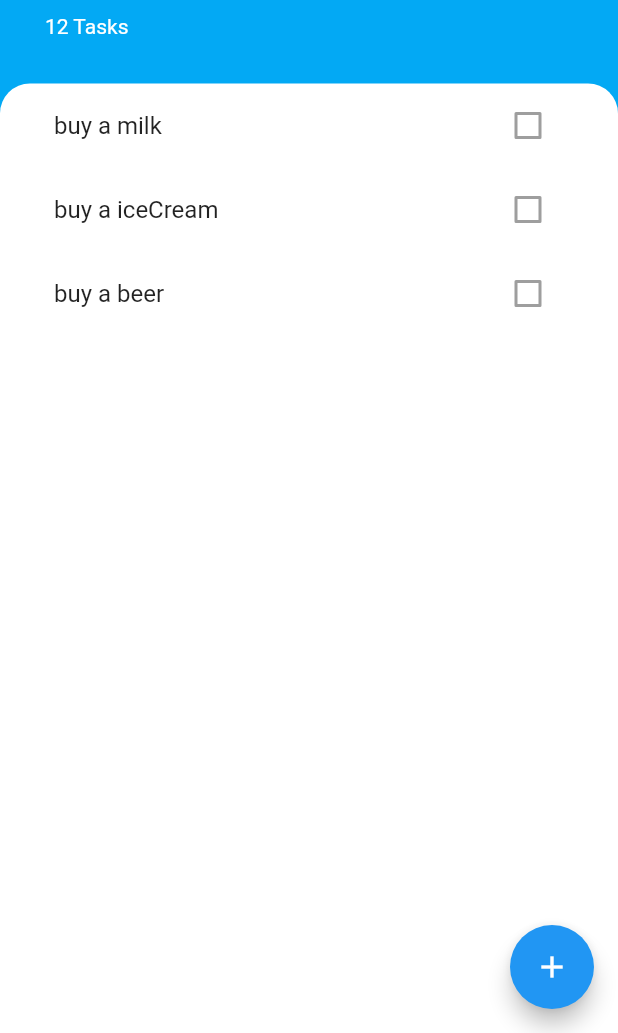
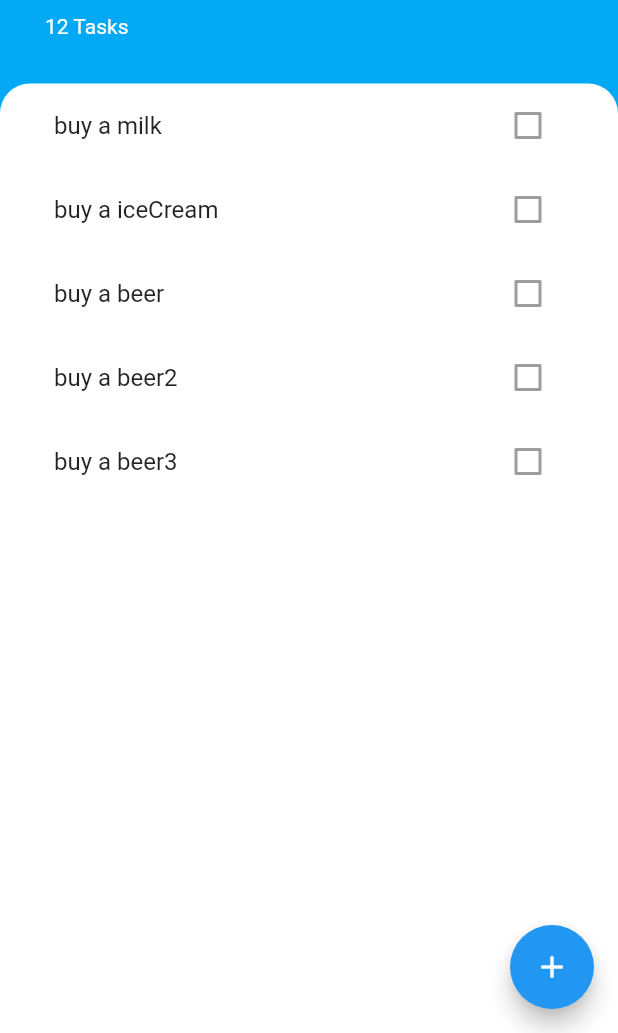
Before and after one commit to jimingoal/todoey_flutter, a Flutter app: the screen it shows after launch, on a phone screen of 412 x 824 dp, the part 203-1236 px from its top. Run offline on Flutter 3.47's test engine with Material 2 defaults, Android fonts, the phone set to English and light mode, and no system bars.

Commit message:
ListView -> ListView.builder 변환

```diff
--- a/lib/widgets/task_list.dart
+++ b/lib/widgets/task_list.dart
@@ -1,6 +1,8 @@
 import 'package:flutter/material.dart';
 import 'package:todoeyflutter/models/task.dart';
 import 'package:todoeyflutter/widgets/task_tile.dart';
+
+import 'task_tile.dart';
 
 class TasksList extends StatefulWidget {
   @override
@@ -20,14 +22,21 @@ class _TasksListState extends State<TasksList> {
       Task(
         name: "buy a beer",
       ),
+      Task(
+        name: "buy a beer2",
+      ),
+      Task(
+        name: "buy a beer3",
+      ),
     ];
 
-    return ListView(
-      children: [
-        TaskTile(tasks[0].name, tasks[0].isDone),
-        TaskTile(tasks[1].name, tasks[1].isDone),
-        TaskTile(tasks[2].name, tasks[2].isDone),
-      ],
+    return ListView.builder(
+      itemBuilder: (context, index) => TaskTile(
+        taskTitle: tasks[index].name,
+        isChecked: tasks[index].isDone,
+        toggleCheckboxState: tasks[index].toggleDone,
+      ),
+      itemCount: tasks.length,
     );
   }
 }
--- a/lib/widgets/task_tile.dart
+++ b/lib/widgets/task_tile.dart
@@ -1,16 +1,17 @@
 import 'package:flutter/material.dart';
 
 class TaskTile extends StatelessWidget {
-  final String name;
+  final String taskTitle;
   final bool isChecked;
+  final Function toggleCheckboxState;
 
-  TaskTile(this.name, this.isChecked);
+  TaskTile({this.taskTitle, this.isChecked, this.toggleCheckboxState});
 
   @override
   Widget build(BuildContext context) {
     return ListTile(
       title: Text(
-        name,
+        taskTitle,
         style: TextStyle(
             decoration: isChecked ? TextDecoration.lineThrough : null),
       ),
```
